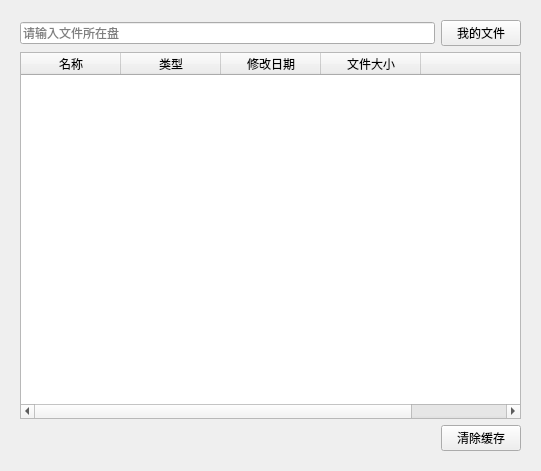
Old version of the form getfile.ui in the repository Katzeee/-.
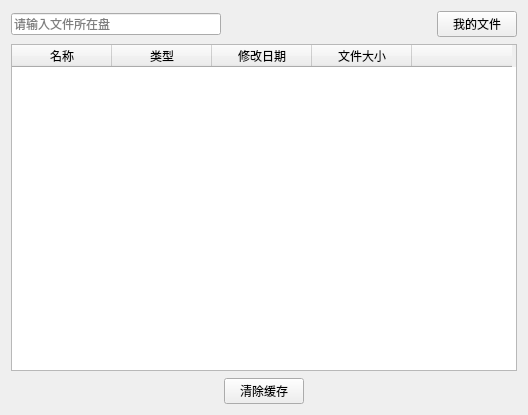
New version of the form. Icons and pictures are not drawn.

Commit message: 目录添加完成

Diff of the .ui file:
```diff
--- a/getfile.ui
+++ b/getfile.ui
@@ -2,6 +2,20 @@
 <ui version="4.0">
  <class>Form</class>
  <widget class="QWidget" name="Form">
+  <property name="windowModality">
+   <enum>Qt::WindowModal</enum>
+  </property>
+  <property name="enabled">
+   <bool>true</bool>
+  </property>
+  <property name="geometry">
+   <rect>
+    <x>0</x>
+    <y>0</y>
+    <width>528</width>
+    <height>415</height>
+   </rect>
+  </property>
   <property name="sizePolicy">
    <sizepolicy hsizetype="Preferred" vsizetype="Preferred">
     <horstretch>0</horstretch>
@@ -15,38 +29,44 @@
    <iconset>
     <normaloff>images/file.png</normaloff>images/file.png</iconset>
   </property>
-  <widget class="QWidget" name="gridLayoutWidget">
-   <property name="geometry">
-    <rect>
-     <x>20</x>
-     <y>20</y>
-     <width>501</width>
-     <height>431</height>
-    </rect>
-   </property>
-   <layout class="QGridLayout" name="gridLayout">
-    <item row="0" column="1">
-     <widget class="QPushButton" name="btn_myFile">
-      <property name="text">
-       <string>我的文件</string>
-      </property>
-     </widget>
-    </item>
-    <item row="0" column="0">
+  <layout class="QHBoxLayout" name="horizontalLayout_3">
+   <item>
+    <layout class="QVBoxLayout" name="verticalLayout">
+     <property name="spacing">
+      <number>7</number>
+     </property>
+     <item>
+      <layout class="QHBoxLayout" name="horizontalLayout">
+       <item>
      <widget class="QLineEdit" name="edt_getAddress">
       <property name="placeholderText">
        <string>请输入文件所在盘</string>
       </property>
      </widget>
     </item>
-    <item row="2" column="1">
-     <widget class="QPushButton" name="btn_clear">
+       <item>
+        <spacer name="horizontalSpacer">
+         <property name="orientation">
+          <enum>Qt::Horizontal</enum>
+         </property>
+         <property name="sizeHint" stdset="0">
+          <size>
+           <width>40</width>
+           <height>20</height>
+          </size>
+         </property>
+        </spacer>
+       </item>
+       <item>
+        <widget class="QPushButton" name="btn_myFile">
       <property name="text">
-       <string>清除缓存</string>
+          <string>我的文件</string>
       </property>
      </widget>
     </item>
-    <item row="1" column="0" colspan="2">
+      </layout>
+     </item>
+     <item>
      <widget class="QTableWidget" name="wgt_table">
       <column>
        <property name="text">
@@ -75,8 +95,26 @@
       </column>
      </widget>
     </item>
-   </layout>
-  </widget>
+     <item>
+      <layout class="QHBoxLayout" name="horizontalLayout_2">
+       <item>
+        <widget class="QPushButton" name="btn_clear">
+         <property name="sizePolicy">
+          <sizepolicy hsizetype="Fixed" vsizetype="Fixed">
+           <horstretch>0</horstretch>
+           <verstretch>0</verstretch>
+          </sizepolicy>
+         </property>
+         <property name="text">
+          <string>清除缓存</string>
+         </property>
+        </widget>
+       </item>
+      </layout>
+     </item>
+    </layout>
+   </item>
+  </layout>
  </widget>
  <resources/>
  <connections/>
```
Lines whose indentation alone changed are shown as unchanged. The commit also changes 2 other files.
